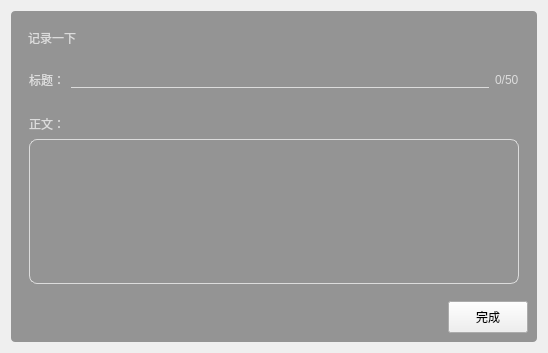
First picture: the form in src/dialogs/edittextdialog.ui, repository LazyStars/Memo, before the edit.
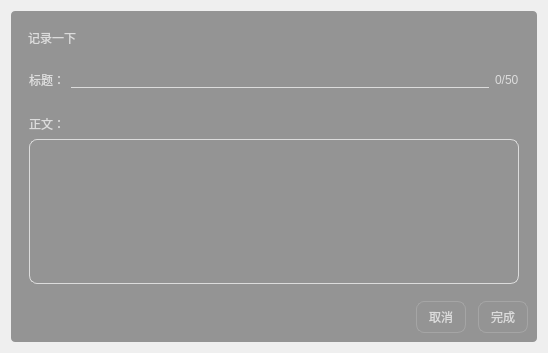
Second picture: the form after the edit. The open tabs and pages were chosen to show the change. Icons and pictures are not drawn.

Diff of the .ui file:
```diff
--- a/src/dialogs/edittextdialog.ui
+++ b/src/dialogs/edittextdialog.ui
@@ -23,6 +23,30 @@
 }
 .QLabel{
 	color: rgb(220, 220, 220);	
+}
+.QCheckBox::indicator {
+	background: transparent;
+	border: 1px solid rgb(220, 220, 220);
+	border-radius: 2px;	
+}
+.QCheckBox::indicator:checked {
+	border: none;
+	border-image: url(:/btnicon/res/btnicon/checked.png);
+}
+
+
+.QPushButton{
+	border: 1px solid rgba(165, 165, 165, 255);
+	background: transparent;
+	color: rgb(220, 220, 220);
+	border-radius: 8px;	
+	width: 48px;
+}
+.QPushButton::hover{
+	background: rgba(112, 112, 112, 155);
+}
+.QPushButton::pressed{
+	background: rgba(195, 195, 195, 155);
 }</string>
      </property>
      <layout class="QVBoxLayout" name="verticalLayout_3">
@@ -222,6 +246,9 @@
           </item>
           <item>
            <layout class="QHBoxLayout" name="horizontalLayout_3">
+            <property name="spacing">
+             <number>12</number>
+            </property>
             <item>
              <spacer name="horizontalSpacer_2">
               <property name="orientation">
@@ -235,6 +262,25 @@
               </property>
              </spacer>
             </item>
+            <item>
+             <widget class="QPushButton" name="btn_return">
+              <property name="minimumSize">
+               <size>
+                <width>0</width>
+                <height>32</height>
+               </size>
+              </property>
+              <property name="maximumSize">
+               <size>
+                <width>16777215</width>
+                <height>32</height>
+               </size>
+              </property>
+              <property name="text">
+               <string>取消</string>
+              </property>
+             </widget>
+            </item>
             <item>
              <widget class="QPushButton" name="btn_confirm">
               <property name="minimumSize">
```
Left out of the diff: 30 changed lines with no effect on the pictures.
